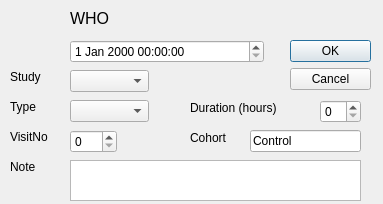
Before: the Qt Designer form ui/schedule.ui in LabNeuroCogDevel/LNCDschedule, drawn with Qt 5.
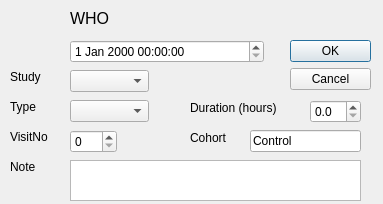
After: the same form once the commit is applied.

What changed in the file:
```diff
--- a/ui/schedule.ui
+++ b/ui/schedule.ui
@@ -152,28 +152,6 @@
     <string>Control</string>
    </property>
   </widget>
-  <widget class="QSpinBox" name="dur_hr_spin">
-   <property name="geometry">
-    <rect>
-     <x>320</x>
-     <y>100</y>
-     <width>41</width>
-     <height>23</height>
-    </rect>
-   </property>
-   <property name="suffix">
-    <string/>
-   </property>
-   <property name="maximum">
-    <number>10</number>
-   </property>
-   <property name="value">
-    <number>0</number>
-   </property>
-   <property name="displayIntegerBase">
-    <number>10</number>
-   </property>
-  </widget>
   <widget class="QLabel" name="dur_hr_label">
    <property name="geometry">
     <rect>
@@ -210,6 +188,19 @@
     </rect>
    </property>
   </widget>
+  <widget class="QDoubleSpinBox" name="dur_hr_spin">
+   <property name="geometry">
+    <rect>
+     <x>310</x>
+     <y>100</y>
+     <width>51</width>
+     <height>23</height>
+    </rect>
+   </property>
+   <property name="decimals">
+    <number>1</number>
+   </property>
+  </widget>
  </widget>
  <resources/>
  <connections>
```
